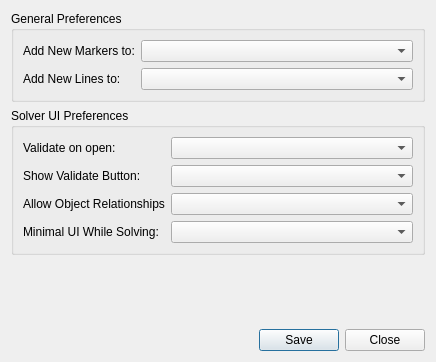
Before: the Qt Designer form python/mmSolver/tools/userprefswindow/ui/pref_layout.ui in david-cattermole/mayaMatchMoveSolver, drawn with Qt 5.
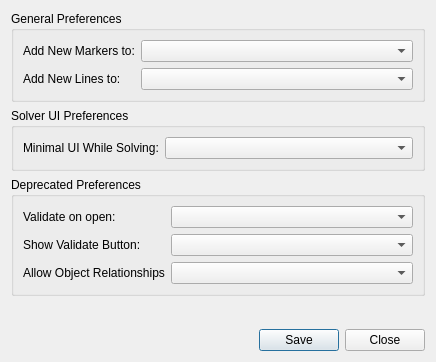
After: the same form once the commit is applied.

Commit message:
User Preferences UI - Clean up UI spacing.
Put all the deprecated/obsolete features into a group box and hide it.

Diff of the .ui file:
```diff
--- a/python/mmSolver/tools/userprefswindow/ui/pref_layout.ui
+++ b/python/mmSolver/tools/userprefswindow/ui/pref_layout.ui
@@ -56,6 +56,29 @@
       <item>
        <layout class="QFormLayout" name="solverUI_formLayout">
         <item row="0" column="0">
+         <widget class="QLabel" name="minimalUIWhileSolvingLabel">
+          <property name="text">
+           <string>Minimal UI While Solving:</string>
+          </property>
+         </widget>
+        </item>
+        <item row="0" column="1">
+         <widget class="QComboBox" name="minimalUIWhileSolvingComboBox"/>
+        </item>
+       </layout>
+      </item>
+     </layout>
+    </widget>
+   </item>
+   <item>
+    <widget class="QGroupBox" name="deprecated_groupBox">
+     <property name="title">
+      <string>Deprecated Preferences</string>
+     </property>
+     <layout class="QVBoxLayout" name="verticalLayout_4">
+      <item>
+       <layout class="QFormLayout" name="deprecated_formLayout">
+        <item row="0" column="0">
          <widget class="QLabel" name="validateSolverOnUIOpenLabel">
           <property name="text">
            <string>Validate on open:</string>
@@ -75,19 +98,6 @@
         <item row="1" column="1">
          <widget class="QComboBox" name="showValidateButtonComboBox"/>
         </item>
-        <item row="2" column="1">
-         <widget class="QComboBox" name="allowObjectRelationsComboBox"/>
-        </item>
-        <item row="3" column="0">
-         <widget class="QLabel" name="minimalUIWhileSolvingLabel">
-          <property name="text">
-           <string>Minimal UI While Solving:</string>
-          </property>
-         </widget>
-        </item>
-        <item row="3" column="1">
-         <widget class="QComboBox" name="minimalUIWhileSolvingComboBox"/>
-        </item>
         <item row="2" column="0">
          <widget class="QLabel" name="allowObjectRelationsLabel">
           <property name="text">
@@ -95,6 +105,9 @@
           </property>
          </widget>
         </item>
+        <item row="2" column="1">
+         <widget class="QComboBox" name="allowObjectRelationsComboBox"/>
+        </item>
        </layout>
       </item>
      </layout>
```
The commit also changes 1 other file.
